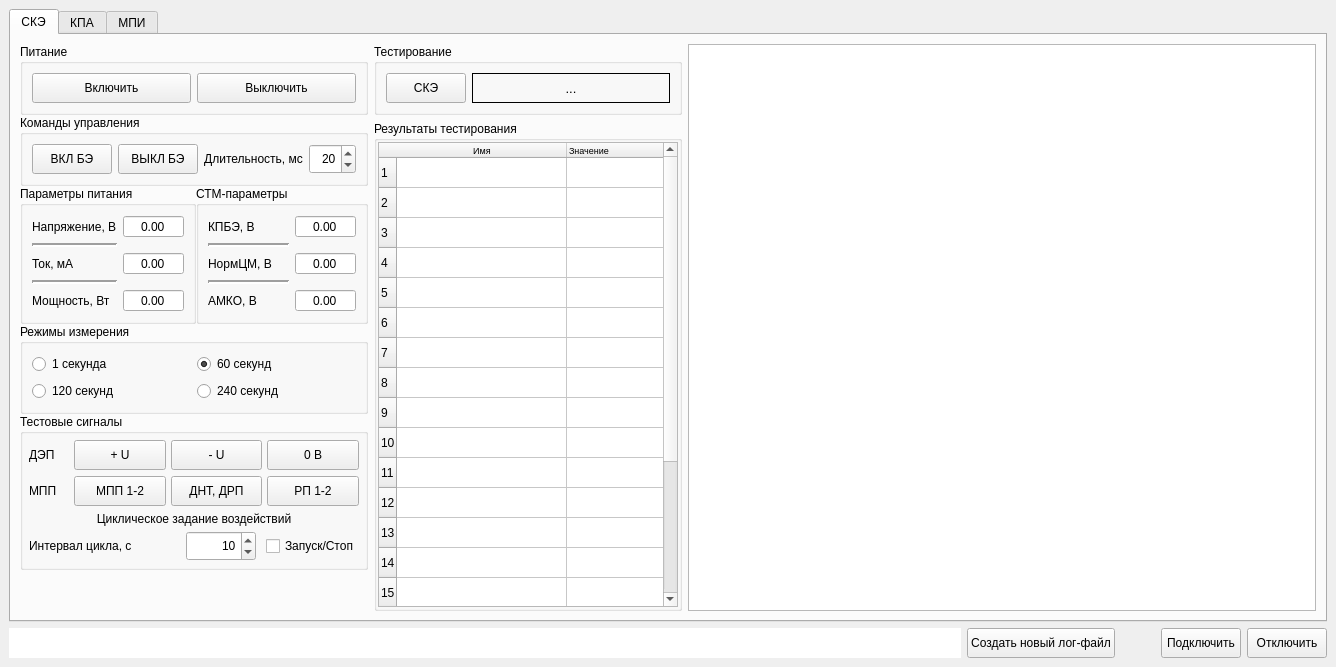
Above: main_win.ui from a-styuf/kpa_be_ske_lr before the change. Below: the same form after it.
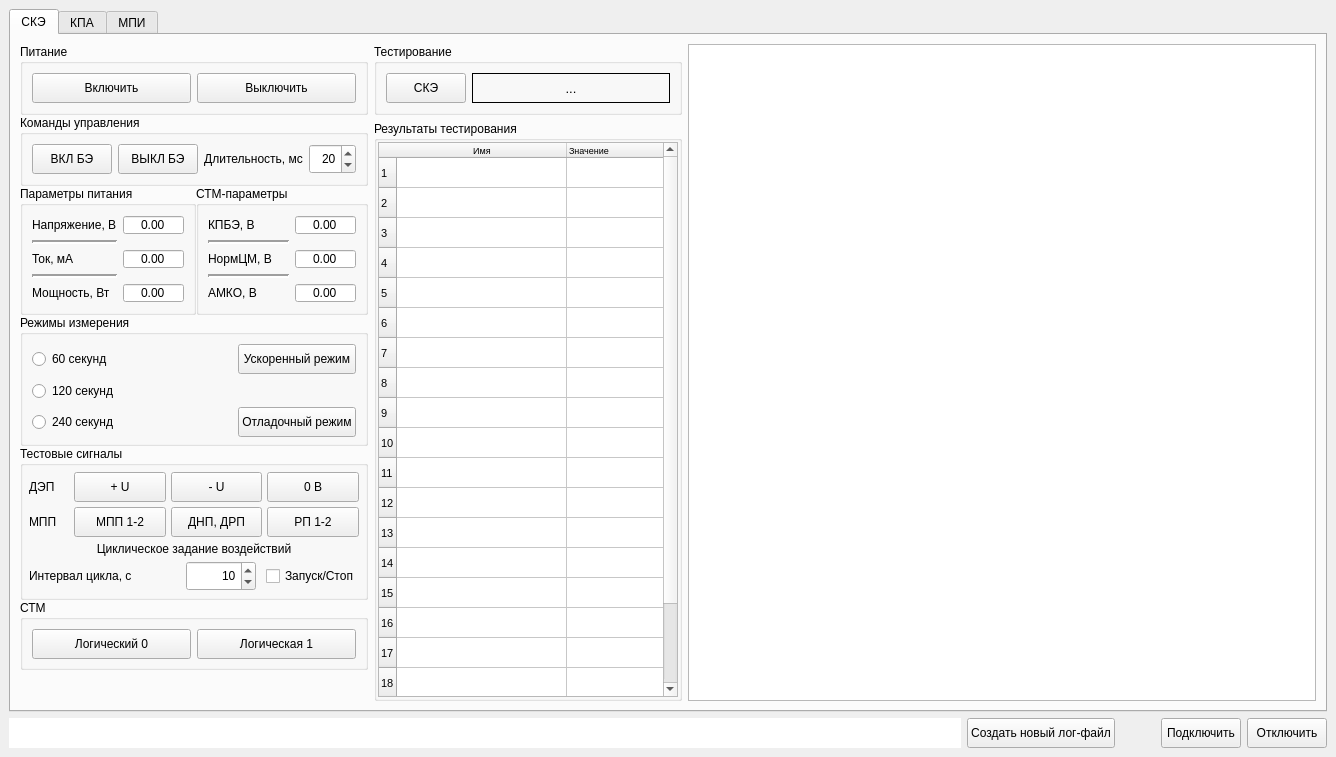
That is the form after the change. The open tabs and pages were chosen to show the change.

```diff
--- a/main_win.ui
+++ b/main_win.ui
@@ -7,7 +7,7 @@
     <x>0</x>
     <y>0</y>
     <width>1336</width>
-    <height>667</height>
+    <height>757</height>
    </rect>
   </property>
   <property name="windowTitle">
@@ -609,7 +609,7 @@
               <property name="minimumSize">
                <size>
                 <width>230</width>
-                <height>90</height>
+                <height>100</height>
                </size>
               </property>
               <property name="title">
@@ -619,7 +619,7 @@
                <property name="spacing">
                 <number>5</number>
                </property>
-               <item row="1" column="1">
+               <item row="1" column="0">
                 <widget class="QRadioButton" name="SKE_mInterval60sRButt">
                  <property name="sizePolicy">
                   <sizepolicy hsizetype="Expanding" vsizetype="Minimum">
@@ -630,37 +630,18 @@
                  <property name="minimumSize">
                   <size>
                    <width>100</width>
-                   <height>0</height>
+                   <height>30</height>
                   </size>
                  </property>
                  <property name="text">
                   <string>60 секунд</string>
                  </property>
                  <property name="checked">
-                  <bool>true</bool>
+                  <bool>false</bool>
                  </property>
                 </widget>
                </item>
-               <item row="1" column="0">
-                <widget class="QRadioButton" name="SKE_mInterval1sRButt">
-                 <property name="sizePolicy">
-                  <sizepolicy hsizetype="Expanding" vsizetype="Minimum">
-                   <horstretch>0</horstretch>
-                   <verstretch>0</verstretch>
-                  </sizepolicy>
-                 </property>
-                 <property name="minimumSize">
-                  <size>
-                   <width>100</width>
-                   <height>0</height>
-                  </size>
-                 </property>
-                 <property name="text">
-                  <string>1 секунда</string>
-                 </property>
-                </widget>
-               </item>
-               <item row="2" column="1">
+               <item row="3" column="0">
                 <widget class="QRadioButton" name="SKE_mInterval240sRButt">
                  <property name="sizePolicy">
                   <sizepolicy hsizetype="Expanding" vsizetype="Minimum">
@@ -671,7 +652,7 @@
                  <property name="minimumSize">
                   <size>
                    <width>100</width>
-                   <height>0</height>
+                   <height>30</height>
                   </size>
                  </property>
                  <property name="text">
@@ -690,7 +671,7 @@
                  <property name="minimumSize">
                   <size>
                    <width>100</width>
-                   <height>0</height>
+                   <height>30</height>
                   </size>
                  </property>
                  <property name="text">
@@ -698,6 +679,35 @@
                  </property>
                 </widget>
                </item>
+               <item row="1" column="1">
+                <widget class="QPushButton" name="SKE_mInterval1sPButton">
+                 <property name="minimumSize">
+                  <size>
+                   <width>0</width>
+                   <height>30</height>
+                  </size>
+                 </property>
+                 <property name="text">
+                  <string>Ускоренный режим</string>
+                 </property>
+                 <property name="checkable">
+                  <bool>true</bool>
+                 </property>
+                </widget>
+               </item>
+               <item row="3" column="1">
+                <widget class="QPushButton" name="SKE_dbgMIntPbutton">
+                 <property name="minimumSize">
+                  <size>
+                   <width>0</width>
+                   <height>30</height>
+                  </size>
+                 </property>
+                 <property name="text">
+                  <string>Отладочный режим</string>
+                 </property>
+                </widget>
+               </item>
               </layout>
              </widget>
             </item>
@@ -718,7 +728,7 @@
               <property name="title">
                <string>Тестовые сигналы</string>
               </property>
-              <layout class="QGridLayout" name="gridLayout_12" rowstretch="0,0,0,0,0,0" rowminimumheight="1,1,1,1,1,1">
+              <layout class="QGridLayout" name="gridLayout_12" rowstretch="0,0,0,0,0,0">
                <property name="sizeConstraint">
                 <enum>QLayout::SetMinimumSize</enum>
                </property>
@@ -737,8 +747,8 @@
                <property name="spacing">
                 <number>5</number>
                </property>
-               <item row="0" column="1">
-                <widget class="QPushButton" name="SKE_depP30PButt">
+               <item row="2" column="2">
+                <widget class="QPushButton" name="SKE_dnp_drp_PButt">
                  <property name="sizePolicy">
                   <sizepolicy hsizetype="Expanding" vsizetype="Minimum">
                    <horstretch>0</horstretch>
@@ -752,7 +762,7 @@
                   </size>
                  </property>
                  <property name="text">
-                  <string>+ U</string>
+                  <string>ДНП, ДРП</string>
                  </property>
                 </widget>
                </item>
@@ -775,8 +785,8 @@
                  </property>
                 </widget>
                </item>
-               <item row="2" column="2">
-                <widget class="QPushButton" name="SKE_dnp_drp_PButt">
+               <item row="0" column="1">
+                <widget class="QPushButton" name="SKE_depP30PButt">
                  <property name="sizePolicy">
                   <sizepolicy hsizetype="Expanding" vsizetype="Minimum">
                    <horstretch>0</horstretch>
@@ -790,7 +800,7 @@
                   </size>
                  </property>
                  <property name="text">
-                  <string>ДНТ, ДРП</string>
+                  <string>+ U</string>
                  </property>
                 </widget>
                </item>
@@ -984,6 +994,47 @@
               </layout>
              </widget>
             </item>
+            <item>
+             <widget class="QGroupBox" name="groupBox_2">
+              <property name="minimumSize">
+               <size>
+                <width>0</width>
+                <height>70</height>
+               </size>
+              </property>
+              <property name="title">
+               <string>СТМ</string>
+              </property>
+              <layout class="QGridLayout" name="gridLayout_15">
+               <item row="0" column="0">
+                <widget class="QPushButton" name="pushButton_5">
+                 <property name="minimumSize">
+                  <size>
+                   <width>0</width>
+                   <height>30</height>
+                  </size>
+                 </property>
+                 <property name="text">
+                  <string>Логический 0</string>
+                 </property>
+                </widget>
+               </item>
+               <item row="0" column="1">
+                <widget class="QPushButton" name="pushButton_6">
+                 <property name="minimumSize">
+                  <size>
+                   <width>0</width>
+                   <height>30</height>
+                  </size>
+                 </property>
+                 <property name="text">
+                  <string>Логическая 1</string>
+                 </property>
+                </widget>
+               </item>
+              </layout>
+             </widget>
+            </item>
             <item>
              <spacer name="verticalSpacer_3">
               <property name="orientation">
@@ -1139,6 +1190,11 @@
                    <height>0</height>
                   </size>
                  </property>
+                 <property name="font">
+                  <font>
+                   <pointsize>8</pointsize>
+                  </font>
+                 </property>
                  <property name="horizontalScrollBarPolicy">
                   <enum>Qt::ScrollBarAlwaysOff</enum>
                  </property>
```
Left out of the diff: 200 changed lines with no effect on the pictures.
